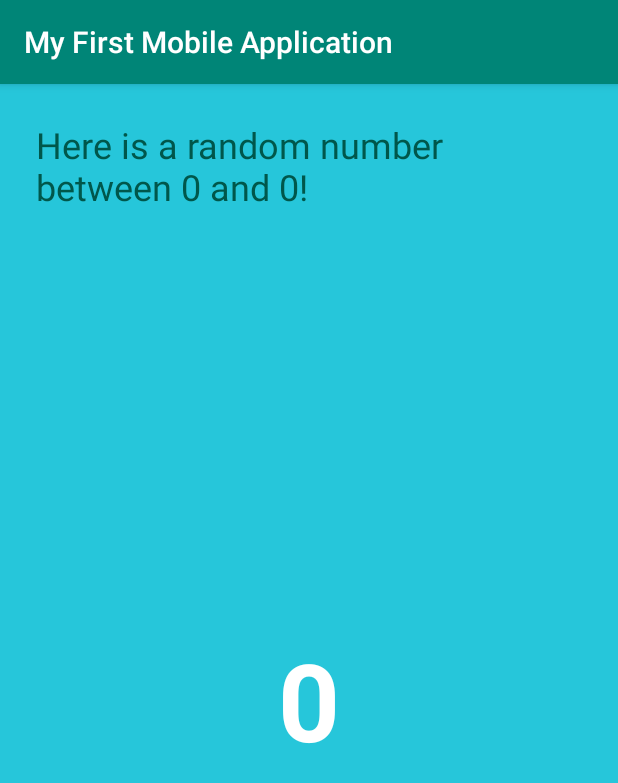
After one commit to sakshi84430/MyFirstMobileApplication, an Android app: the SecondActivity screen opened directly, with no data from a screen before it, on a phone screen of 412 x 824 dp. The commit adds this screen. Shown: the top 783 px of the screen. Run offline under Robolectric (Android 15) with nearby library versions, the phone set to English and light mode, and no system bars.

Commit message:
added second screen to show a random number between 0 and current count

```diff
--- a/app/src/main/AndroidManifest.xml
+++ b/app/src/main/AndroidManifest.xml
@@ -9,6 +9,7 @@
         android:roundIcon="@mipmap/ic_launcher_round"
         android:supportsRtl="true"
         android:theme="@style/AppTheme">
+        <activity android:name=".SecondActivity"></activity>
         <activity android:name=".MainActivity">
             <intent-filter>
                 <action android:name="android.intent.action.MAIN" />
--- /dev/null
+++ b/app/src/main/java/com/example/myfirstapplication/SecondActivity.kt
@@ -0,0 +1,42 @@
+package com.example.myfirstapplication
+
+import androidx.appcompat.app.AppCompatActivity
+import android.os.Bundle
+import android.widget.TextView
+import java.util.Random
+
+class SecondActivity : AppCompatActivity() {
+
+    override fun onCreate(savedInstanceState: Bundle?) {
+        super.onCreate(savedInstanceState)
+        setContentView(R.layout.activity_second)
+        showRandomNumber()
+    }
+
+    companion object {
+        const val TOTAL_COUNT = "total_count"
+    }
+
+    // rest of class definition
+    fun showRandomNumber(){
+
+        val count = intent.getIntExtra(TOTAL_COUNT, 0)
+
+        //Generate a random number
+        val random = Random()
+        var randomInt = 0
+        // Add one because the bound is exclusive
+        if (count > 0){
+            // Add one because the bound is exclusive
+            randomInt = random.nextInt(count+1)
+        }
+
+        // Display the random number.
+        findViewById<TextView>(R.id.textview_random).text = Integer.toString(randomInt)
+
+        // Substitute the max value into the string resource
+        // for the heading, and update the heading
+        findViewById<TextView>(R.id.textview_label).text = getString(R.string.random_heading, count)
+
+    }
+}
--- a/app/src/main/res/layout/activity_main.xml
+++ b/app/src/main/res/layout/activity_main.xml
@@ -62,7 +62,8 @@
         android:background="@color/buttonBackground"
         app:layout_constraintBottom_toBottomOf="parent"
         app:layout_constraintEnd_toEndOf="parent"
-        app:layout_constraintTop_toBottomOf="@+id/textView" />
+        app:layout_constraintTop_toBottomOf="@+id/textView"
+        android:onClick="randomMe"/>
 
 
 </androidx.constraintlayout.widget.ConstraintLayout>
--- a/app/src/main/res/values/colors.xml
+++ b/app/src/main/res/values/colors.xml
@@ -5,5 +5,6 @@
     <color name="colorAccent">#D81B60</color>
     <color name="screenBackground">#2196F3</color>
     <color name="buttonBackground">#BBDEFB</color>
+    <color name="screenBackground2">#26C6DA</color>
 
 </resources>
--- a/app/src/main/res/values/strings.xml
+++ b/app/src/main/res/values/strings.xml
@@ -1,7 +1,9 @@
 <resources>
-    <string name="app_name">My First Application</string>
+    <string name="app_name">My First Mobile Application</string>
     <string name="hello_world_text">0</string>
     <string name="toast_button">TOAST</string>
     <string name="count_button">COUNT</string>
     <string name="random_button">RANDOM!</string>
+    <string name="random_heading">Here is a random number between 0 and %1d!</string>
+    <string name="textview_random">R</string>
 </resources>
```
Also changed, not shown: app/src/main/java/com/example/myfirstapplication/MainActivity.kt (+27 -2 lines).
